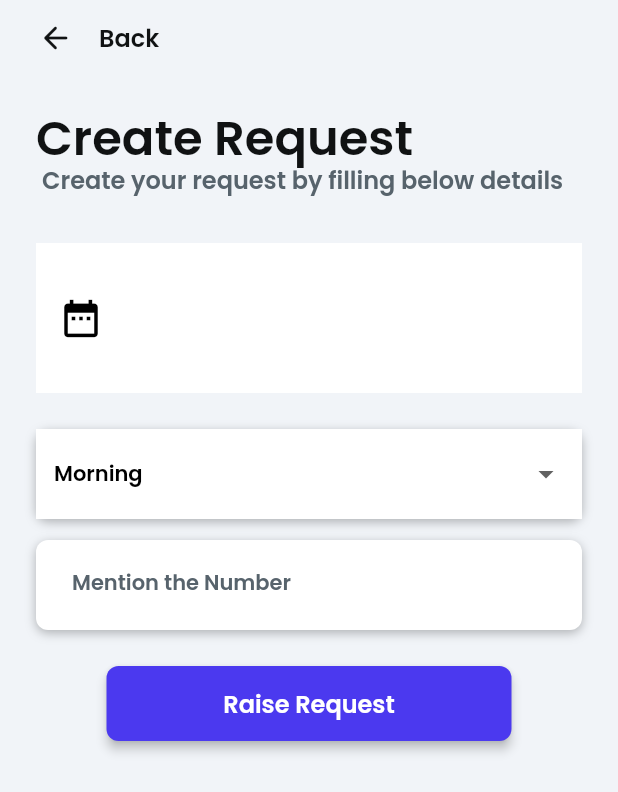
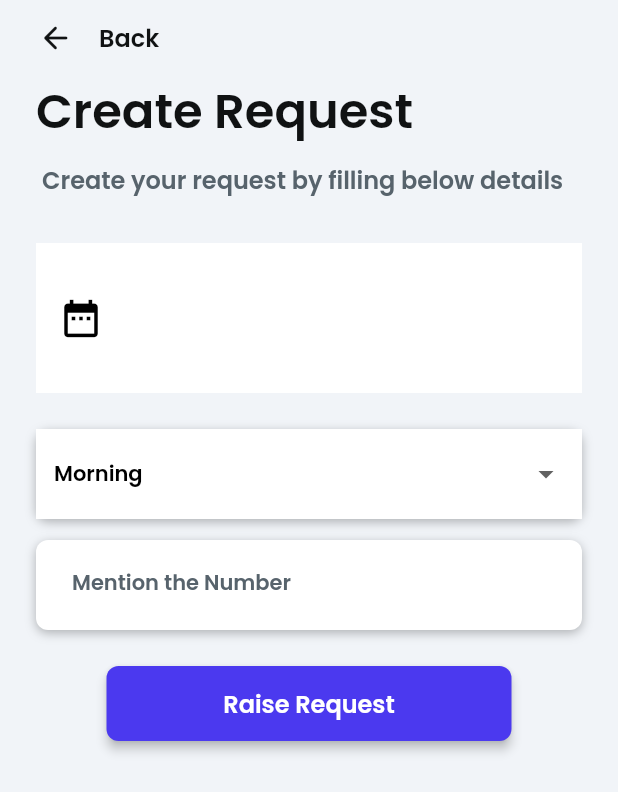
Before and after one commit to nrhdasa/flutterflow_hkmj, a Flutter app: the RequestWidget screen opened by its route, after a tap on "Raise Request", on a phone screen of 412 x 824 dp. Shown: the top 792 px of the screen. Run offline on Flutter 3.47's test engine with Material 2 defaults, Android fonts, the phone set to English and light mode, and no system bars; drawn by our look-alikes of auto_size_text; our stand-ins replace easy_debounce, equatable, flutter_datetime_picker, flutter_spinkit, font_awesome_flutter, go_router and 5 more; missing offline and left inert: json_path; accounts and stored records are empty.

Commit message:
Updating to latest FlutterFlow output.

```diff
--- a/lib/request/request_widget.dart
+++ b/lib/request/request_widget.dart
@@ -41,12 +41,10 @@ class _RequestWidgetState extends State<RequestWidget> {
           automaticallyImplyLeading: false,
           flexibleSpace: Column(
             mainAxisSize: MainAxisSize.max,
-            mainAxisAlignment: MainAxisAlignment.end,
+            mainAxisAlignment: MainAxisAlignment.start,
             crossAxisAlignment: CrossAxisAlignment.start,
             children: [
-              Padding(
-                padding: EdgeInsetsDirectional.fromSTEB(0, 0, 0, 8),
-                child: Row(
+              Row(
                 mainAxisSize: MainAxisSize.max,
                 children: [
                   Padding(
@@ -78,9 +76,8 @@ class _RequestWidgetState extends State<RequestWidget> {
                   ),
                 ],
               ),
-              ),
               Padding(
-                padding: EdgeInsetsDirectional.fromSTEB(24, 10, 0, 0),
+                padding: EdgeInsetsDirectional.fromSTEB(24, 0, 0, 0),
                 child: Text(
                   'Create Request',
                   style: FlutterFlowTheme.of(context).title1.override(
@@ -260,45 +257,19 @@ class _RequestWidgetState extends State<RequestWidget> {
                   slot: dropDownValue,
                   number: numberController.text,
                 );
-                if ((response?.succeeded ?? true)) {
-                  if (getJsonField(
-                    (response?.jsonBody ?? ''),
-                    r'''$.data.name''',
-                  )) {
                 ScaffoldMessenger.of(context).showSnackBar(
                   SnackBar(
                     content: Text(
-                          'Successfully Added.',
+                      getJsonField(
+                        (response?.jsonBody ?? ''),
+                        r'''$''',
+                      ).toString(),
                       style: TextStyle(),
                     ),
                     duration: Duration(milliseconds: 4000),
                     backgroundColor: Color(0x00000000),
                   ),
                 );
-                  } else {
-                    ScaffoldMessenger.of(context).showSnackBar(
-                      SnackBar(
-                        content: Text(
-                          'Authorization Error !',
-                          style: TextStyle(),
-                        ),
-                        duration: Duration(milliseconds: 4000),
-                        backgroundColor: Color(0x00000000),
-                      ),
-                    );
-                  }
-                } else {
-                  ScaffoldMessenger.of(context).showSnackBar(
-                    SnackBar(
-                      content: Text(
-                        'Connection Error !',
-                        style: TextStyle(),
-                      ),
-                      duration: Duration(milliseconds: 4000),
-                      backgroundColor: Color(0x00000000),
-                    ),
-                  );
-                }
 
                 setState(() {});
               },
```
Lines whose indentation alone changed are shown as unchanged.
